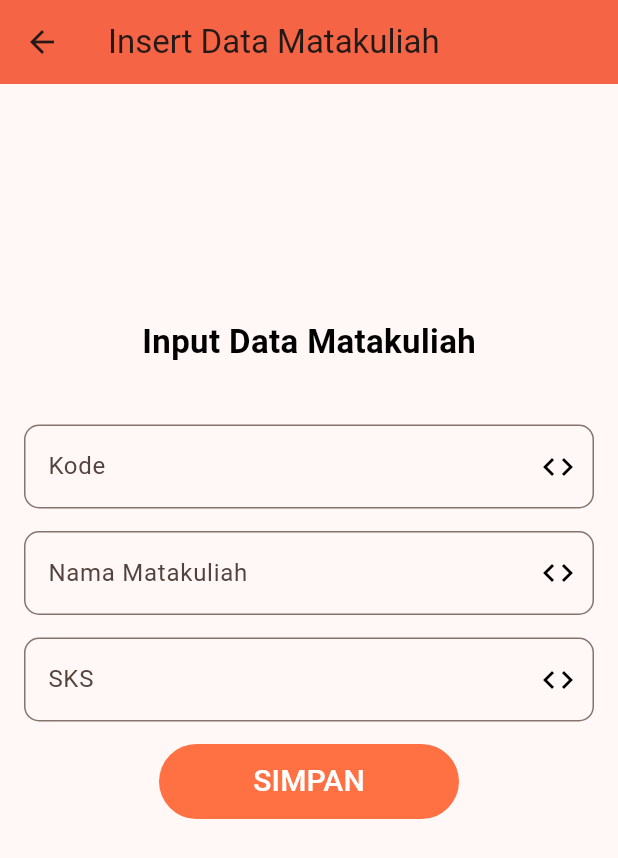
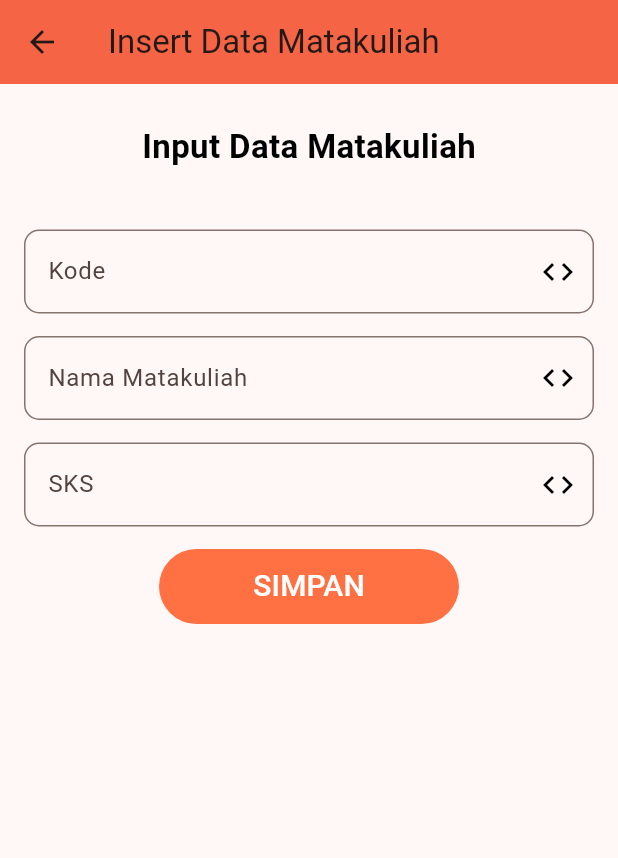
Before and after one commit to shifa34/Sistem-Terdistribusi, a Flutter app: the InsertMatkul screen opened directly, after a tap on "SIMPAN", on a phone screen of 412 x 824 dp. Shown: the top 858 px of the screen. Run offline on Flutter 3.47's test engine with Material 3 defaults, Android fonts, the phone set to English and light mode, and no system bars; network calls fail.

Commit message:
insertMatkul.dart

```diff
--- a/ST_2111081002/crud_sister/mahasiswa/lib/matakuliah/insertMatkul.dart
+++ b/ST_2111081002/crud_sister/mahasiswa/lib/matakuliah/insertMatkul.dart
@@ -26,7 +26,7 @@ class _InsertMatkulState extends State<InsertMatkul> {
 
   Future<void> insertMatakuliah() async {
     if (isNumeric(sks.text)) {
-      String urlInsert = "http://192.168.56.1:9002/api/v1/matakuliah";
+      String urlInsert = "http://10.0.2.2:9002/api/v1/matakuliah";
       final Map<String, dynamic> data = {
         "kode": kode.text,
         "nama": nama.text,
@@ -60,14 +60,14 @@ class _InsertMatkulState extends State<InsertMatkul> {
       ),
       body: Center(
         child: Container(
-          margin: EdgeInsets.fromLTRB(0, 100, 0, 0),
+          margin: EdgeInsets.fromLTRB(0, 0, 0, 0),
           width: 800,
           padding: EdgeInsets.all(16),
           child: Column(
             mainAxisAlignment: MainAxisAlignment.start,
             children: [
               Padding(
-                padding: EdgeInsets.fromLTRB(30, 40, 30, 40),
+                padding: EdgeInsets.fromLTRB(30, 10, 30, 40),
                 child: Text(
                 "Input Data Matakuliah",
                 style: TextStyle(
```
